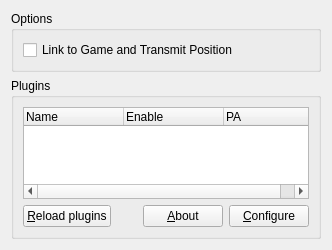
This is src/mumble/PluginConfig.ui in Krzmbrzl/mumble as Qt 5 draws it before an edit. The edited form follows.
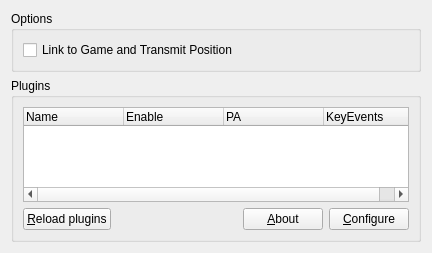
This is the edited form.

Commit message: Added setting that allows to suppress plugins from monitoring keyboard events

```diff
--- a/src/mumble/PluginConfig.ui
+++ b/src/mumble/PluginConfig.ui
@@ -6,8 +6,8 @@
    <rect>
     <x>0</x>
     <y>0</y>
-    <width>332</width>
-    <height>250</height>
+    <width>432</width>
+    <height>253</height>
    </rect>
   </property>
   <property name="windowTitle">
@@ -68,6 +68,11 @@
           <string>PA</string>
          </property>
         </column>
+        <column>
+         <property name="text">
+          <string>KeyEvents</string>
+         </property>
+        </column>
        </widget>
       </item>
       <item>
```
The commit also changes 8 other files.
